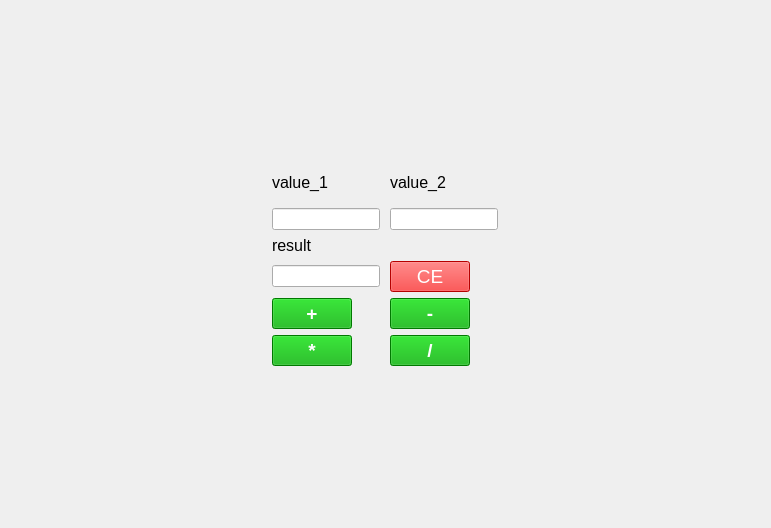
Before: the Qt Designer form calculator.ui in dronows/Calculator, drawn with Qt 5.
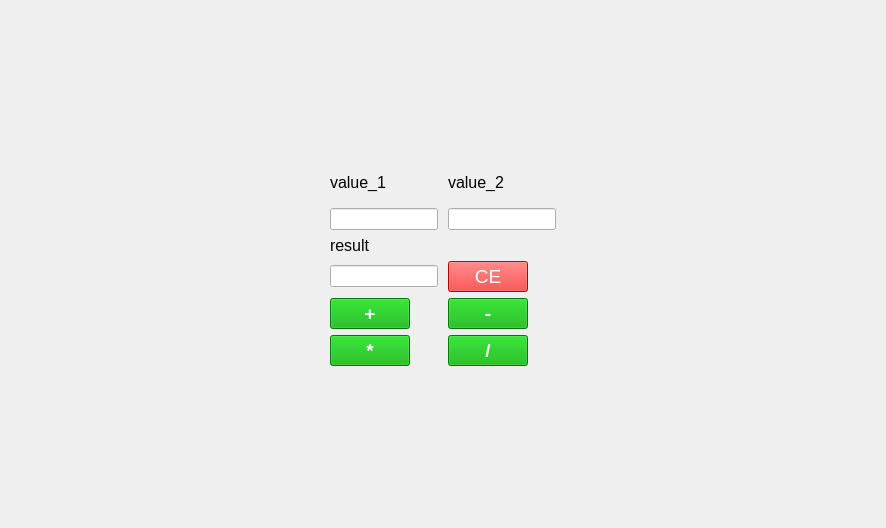
After: the same form once the commit is applied.

What changed in the file:
```diff
--- a/calculator.ui
+++ b/calculator.ui
@@ -6,7 +6,7 @@
    <rect>
     <x>0</x>
     <y>0</y>
-    <width>771</width>
+    <width>886</width>
     <height>528</height>
    </rect>
   </property>
@@ -54,6 +54,9 @@
        <property name="alignment">
         <set>Qt::AlignLeading|Qt::AlignLeft|Qt::AlignVCenter</set>
        </property>
+       <property name="readOnly">
+        <bool>true</bool>
+       </property>
        <property name="placeholderText">
         <string/>
        </property>
```
Left out of the diff: 10 changed lines with no effect on the pictures.
